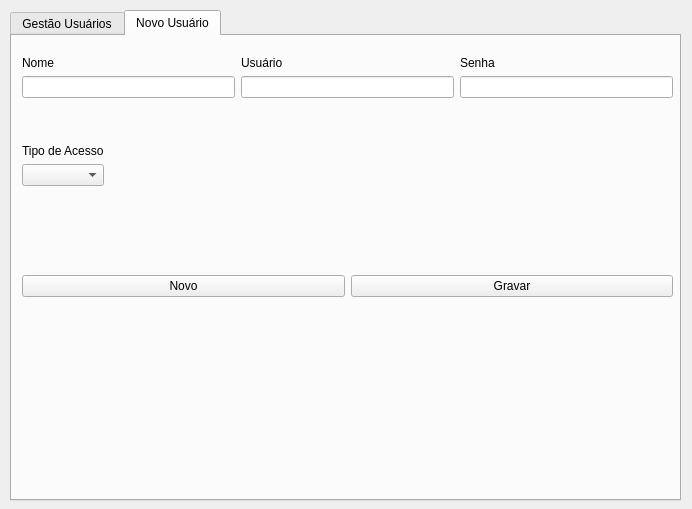
Before: the Qt Designer form frm_gestaousuarios.ui in ustop0/TCC, drawn with Qt 5.
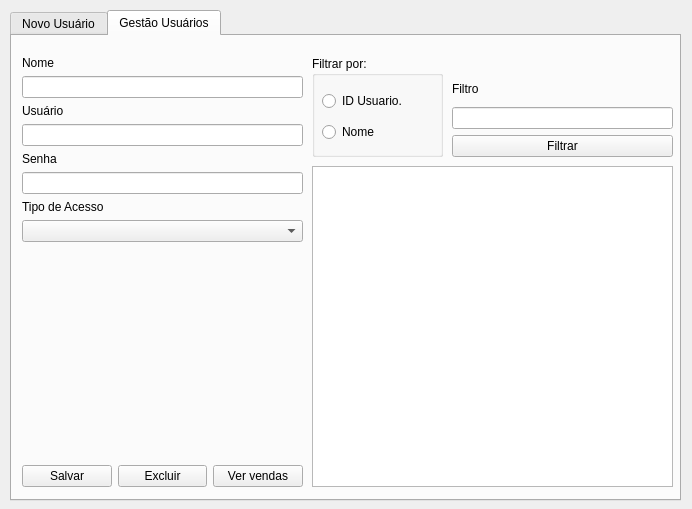
After: the same form once the commit is applied. The open tabs and pages were chosen to show the change.

Patch:
```diff
--- a/frm_gestaousuarios.ui
+++ b/frm_gestaousuarios.ui
@@ -11,7 +11,7 @@
    </rect>
   </property>
   <property name="windowTitle">
-   <string>Dialog</string>
+   <string>Gestão de Usuários</string>
   </property>
   <widget class="QTabWidget" name="tabWidget">
    <property name="geometry">
@@ -27,47 +27,115 @@
    </property>
    <widget class="QWidget" name="tab_gestaocolaboradores">
     <attribute name="title">
+     <string>Novo Usuário</string>
+    </attribute>
+    <widget class="QWidget" name="layoutWidget">
+     <property name="geometry">
+      <rect>
+       <x>403</x>
+       <y>424</y>
+       <width>257</width>
+       <height>27</height>
+      </rect>
+     </property>
+     <layout class="QHBoxLayout" name="horizontalLayout_12">
+      <item>
+       <widget class="QPushButton" name="btn_nv_novo">
+        <property name="text">
+         <string>Novo</string>
+        </property>
+       </widget>
+      </item>
+      <item>
+       <widget class="QPushButton" name="btn_nv_gravar">
+        <property name="text">
+         <string>Salvar</string>
+        </property>
+       </widget>
+      </item>
+     </layout>
+    </widget>
+    <widget class="QWidget" name="">
+     <property name="geometry">
+      <rect>
+       <x>10</x>
+       <y>20</y>
+       <width>231</width>
+       <height>222</height>
+      </rect>
+     </property>
+     <layout class="QVBoxLayout" name="verticalLayout_3">
+      <item>
+       <layout class="QVBoxLayout" name="verticalLayout">
+        <item>
+         <layout class="QVBoxLayout" name="verticalLayout_27">
+          <item>
+           <widget class="QLabel" name="label_19">
+            <property name="text">
+             <string>Usuário</string>
+            </property>
+           </widget>
+          </item>
+          <item>
+           <widget class="QLineEdit" name="txt_nv_usuario"/>
+          </item>
+         </layout>
+        </item>
+        <item>
+         <layout class="QVBoxLayout" name="verticalLayout_28">
+          <item>
+           <widget class="QLabel" name="label_20">
+            <property name="text">
+             <string>Senha</string>
+            </property>
+           </widget>
+          </item>
+          <item>
+           <widget class="QLineEdit" name="txt_nv_senha">
+            <property name="echoMode">
+             <enum>QLineEdit::Password</enum>
+            </property>
+           </widget>
+          </item>
+         </layout>
+        </item>
+        <item>
+         <layout class="QVBoxLayout" name="verticalLayout_26">
+          <item>
+           <widget class="QLabel" name="label_18">
+            <property name="text">
+             <string>Nome</string>
+            </property>
+           </widget>
+          </item>
+          <item>
+           <widget class="QLineEdit" name="txt_nv_nome"/>
+          </item>
+         </layout>
+        </item>
+       </layout>
+      </item>
+      <item>
+       <layout class="QVBoxLayout" name="verticalLayout_2">
+        <item>
+         <widget class="QLabel" name="label_21">
+          <property name="text">
+           <string>Tipo de Acesso</string>
+          </property>
+         </widget>
+        </item>
+        <item>
+         <widget class="QComboBox" name="cb_nv_acesso"/>
+        </item>
+       </layout>
+      </item>
+     </layout>
+    </widget>
+   </widget>
+   <widget class="QWidget" name="tab_novocolaborador">
+    <attribute name="title">
      <string>Gestão Usuários</string>
     </attribute>
-    <widget class="QGroupBox" name="groupBox">
-     <property name="geometry">
-      <rect>
-       <x>300</x>
-       <y>20</y>
-       <width>131</width>
-       <height>101</height>
-      </rect>
-     </property>
-     <property name="title">
-      <string>Filtrar por:</string>
-     </property>
-     <widget class="QWidget" name="layoutWidget_2">
-      <property name="geometry">
-       <rect>
-        <x>10</x>
-        <y>30</y>
-        <width>114</width>
-        <height>61</height>
-       </rect>
-      </property>
-      <layout class="QVBoxLayout" name="verticalLayout_13">
-       <item>
-        <widget class="QRadioButton" name="rb_ge_idcolab">
-         <property name="text">
-          <string>ID Usuario.</string>
-         </property>
-        </widget>
-       </item>
-       <item>
-        <widget class="QRadioButton" name="rb_ge_nome">
-         <property name="text">
-          <string>Nome</string>
-         </property>
-        </widget>
-       </item>
-      </layout>
-     </widget>
-    </widget>
     <widget class="QTableWidget" name="tw_ge_listausuario">
      <property name="geometry">
       <rect>
@@ -78,7 +146,36 @@
       </rect>
      </property>
     </widget>
-    <widget class="QWidget" name="layoutWidget_3">
+    <widget class="QWidget" name="layoutWidget_8">
+     <property name="geometry">
+      <rect>
+       <x>440</x>
+       <y>40</y>
+       <width>221</width>
+       <height>81</height>
+      </rect>
+     </property>
+     <layout class="QVBoxLayout" name="verticalLayout_31">
+      <item>
+       <widget class="QLabel" name="label_22">
+        <property name="text">
+         <string>Filtro</string>
+        </property>
+       </widget>
+      </item>
+      <item>
+       <widget class="QLineEdit" name="txt_ge_filtro"/>
+      </item>
+      <item>
+       <widget class="QPushButton" name="btn_ge_filtrar">
+        <property name="text">
+         <string>Filtrar</string>
+        </property>
+       </widget>
+      </item>
+     </layout>
+    </widget>
+    <widget class="QWidget" name="layoutWidget_9">
      <property name="geometry">
       <rect>
        <x>10</x>
@@ -87,11 +184,11 @@
        <height>431</height>
       </rect>
      </property>
-     <layout class="QVBoxLayout" name="verticalLayout_12">
+     <layout class="QVBoxLayout" name="verticalLayout_32">
       <item>
-       <layout class="QVBoxLayout" name="verticalLayout">
+       <layout class="QVBoxLayout" name="verticalLayout_33">
         <item>
-         <widget class="QLabel" name="label">
+         <widget class="QLabel" name="label_3">
           <property name="text">
            <string>Nome</string>
           </property>
@@ -103,9 +200,9 @@
        </layout>
       </item>
       <item>
-       <layout class="QVBoxLayout" name="verticalLayout_3">
+       <layout class="QVBoxLayout" name="verticalLayout_34">
         <item>
-         <widget class="QLabel" name="label_4">
+         <widget class="QLabel" name="label_23">
           <property name="text">
            <string>Usuário</string>
           </property>
@@ -117,9 +214,9 @@
        </layout>
       </item>
       <item>
-       <layout class="QVBoxLayout" name="verticalLayout_2">
+       <layout class="QVBoxLayout" name="verticalLayout_35">
         <item>
-         <widget class="QLabel" name="label_5">
+         <widget class="QLabel" name="label_24">
           <property name="text">
            <string>Senha</string>
           </property>
@@ -135,12 +232,12 @@
        </layout>
       </item>
       <item>
-       <layout class="QVBoxLayout" name="verticalLayout_5"/>
+       <layout class="QVBoxLayout" name="verticalLayout_36"/>
       </item>
       <item>
-       <layout class="QVBoxLayout" name="verticalLayout_4">
+       <layout class="QVBoxLayout" name="verticalLayout_37">
         <item>
-         <widget class="QLabel" name="label_3">
+         <widget class="QLabel" name="label_25">
           <property name="text">
            <string>Tipo de Acesso</string>
           </property>
@@ -152,7 +249,7 @@
        </layout>
       </item>
       <item>
-       <spacer name="verticalSpacer_3">
+       <spacer name="verticalSpacer_6">
         <property name="orientation">
          <enum>Qt::Vertical</enum>
         </property>
@@ -165,11 +262,11 @@
        </spacer>
       </item>
       <item>
-       <layout class="QHBoxLayout" name="horizontalLayout_4">
+       <layout class="QHBoxLayout" name="horizontalLayout_11">
         <item>
          <widget class="QPushButton" name="btn_ge_salvar">
           <property name="text">
-           <string>Gravar</string>
+           <string>Salvar</string>
           </property>
          </widget>
         </item>
@@ -191,182 +288,44 @@
       </item>
      </layout>
     </widget>
-    <widget class="QWidget" name="layoutWidget_4">
+    <widget class="QGroupBox" name="groupBox_3">
      <property name="geometry">
       <rect>
-       <x>440</x>
-       <y>40</y>
-       <width>221</width>
-       <height>81</height>
-      </rect>
-     </property>
-     <layout class="QVBoxLayout" name="verticalLayout_14">
-      <item>
-       <widget class="QLabel" name="label_11">
-        <property name="text">
-         <string>Filtro</string>
-        </property>
-       </widget>
-      </item>
-      <item>
-       <widget class="QLineEdit" name="txt_ge_filtro"/>
-      </item>
-      <item>
-       <widget class="QPushButton" name="btn_ge_filtrar">
-        <property name="text">
-         <string>Filtrar</string>
-        </property>
-       </widget>
-      </item>
-     </layout>
-    </widget>
-   </widget>
-   <widget class="QWidget" name="tab_novocolaborador">
-    <attribute name="title">
-     <string>Novo Usuário</string>
-    </attribute>
-    <widget class="QWidget" name="layoutWidget">
-     <property name="geometry">
-      <rect>
-       <x>10</x>
+       <x>300</x>
        <y>20</y>
-       <width>651</width>
-       <height>241</height>
+       <width>131</width>
+       <height>101</height>
       </rect>
      </property>
-     <layout class="QVBoxLayout" name="verticalLayout_11">
-      <item>
-       <layout class="QHBoxLayout" name="horizontalLayout_3">
-        <item>
-         <layout class="QVBoxLayout" name="verticalLayout_10">
-          <item>
-           <widget class="QLabel" name="label_6">
-            <property name="text">
-             <string>Nome</string>
-            </property>
-           </widget>
-          </item>
-          <item>
-           <widget class="QLineEdit" name="txt_nv_nome"/>
-          </item>
-         </layout>
-        </item>
-        <item>
-         <layout class="QVBoxLayout" name="verticalLayout_9">
-          <item>
-           <widget class="QLabel" name="label_7">
-            <property name="text">
-             <string>Usuário</string>
-            </property>
-           </widget>
-          </item>
-          <item>
-           <widget class="QLineEdit" name="txt_nv_usuario"/>
-          </item>
-         </layout>
-        </item>
-        <item>
-         <layout class="QVBoxLayout" name="verticalLayout_7">
-          <item>
-           <widget class="QLabel" name="label_9">
-            <property name="text">
-             <string>Senha</string>
-            </property>
-           </widget>
-          </item>
-          <item>
-           <widget class="QLineEdit" name="txt_nv_senha">
-            <property name="echoMode">
-             <enum>QLineEdit::Password</enum>
-            </property>
-           </widget>
-          </item>
-         </layout>
-        </item>
-       </layout>
-      </item>
-      <item>
-       <spacer name="verticalSpacer_2">
-        <property name="orientation">
-         <enum>Qt::Vertical</enum>
-        </property>
-        <property name="sizeType">
-         <enum>QSizePolicy::Fixed</enum>
-        </property>
-        <property name="sizeHint" stdset="0">
-         <size>
-          <width>20</width>
-          <height>40</height>
-         </size>
-        </property>
-       </spacer>
-      </item>
-      <item>
-       <layout class="QHBoxLayout" name="horizontalLayout_2">
-        <item>
-         <layout class="QVBoxLayout" name="verticalLayout_6"/>
-        </item>
-        <item>
-         <layout class="QVBoxLayout" name="verticalLayout_8">
-          <item>
-           <widget class="QLabel" name="label_8">
-            <property name="text">
-             <string>Tipo de Acesso</string>
-            </property>
-           </widget>
-          </item>
-          <item>
-           <widget class="QComboBox" name="cb_nv_acesso"/>
-          </item>
-         </layout>
-        </item>
-        <item>
-         <spacer name="horizontalSpacer">
-          <property name="orientation">
-           <enum>Qt::Horizontal</enum>
-          </property>
-          <property name="sizeHint" stdset="0">
-           <size>
-            <width>188</width>
-            <height>20</height>
-           </size>
-          </property>
-         </spacer>
-        </item>
-       </layout>
-      </item>
-      <item>
-       <spacer name="verticalSpacer">
-        <property name="orientation">
-         <enum>Qt::Vertical</enum>
-        </property>
-        <property name="sizeHint" stdset="0">
-         <size>
-          <width>20</width>
-          <height>40</height>
-         </size>
-        </property>
-       </spacer>
-      </item>
-      <item>
-       <layout class="QHBoxLayout" name="horizontalLayout">
-        <item>
-         <widget class="QPushButton" name="btn_nv_novo">
-          <property name="text">
-           <string>Novo</string>
-          </property>
-         </widget>
-        </item>
-        <item>
-         <widget class="QPushButton" name="btn_nv_gravar">
-          <property name="text">
-           <string>Gravar</string>
-          </property>
-         </widget>
-        </item>
-       </layout>
-      </item>
-     </layout>
+     <property name="title">
+      <string>Filtrar por:</string>
+     </property>
+     <widget class="QWidget" name="layoutWidget_10">
+      <property name="geometry">
+       <rect>
+        <x>10</x>
+        <y>30</y>
+        <width>114</width>
+        <height>61</height>
+       </rect>
+      </property>
+      <layout class="QVBoxLayout" name="verticalLayout_38">
+       <item>
+        <widget class="QRadioButton" name="rb_ge_id_usuario">
+         <property name="text">
+          <string>ID Usuario.</string>
+         </property>
+        </widget>
+       </item>
+       <item>
+        <widget class="QRadioButton" name="rb_ge_nome_usuario">
+         <property name="text">
+          <string>Nome</string>
+         </property>
+        </widget>
+       </item>
+      </layout>
+     </widget>
     </widget>
    </widget>
   </widget>
```
